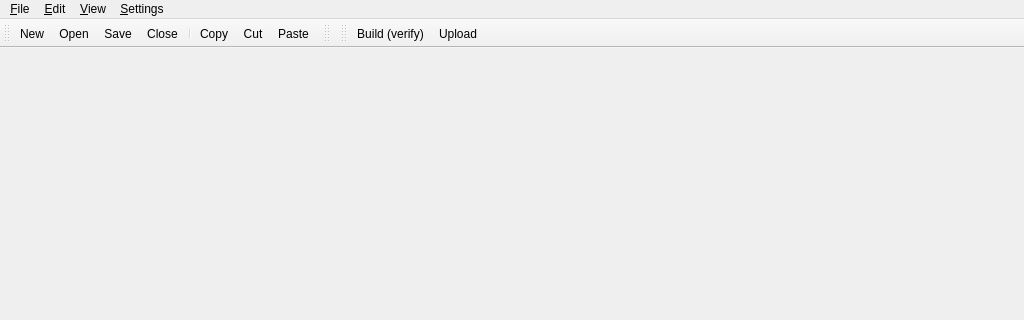
Before: the Qt Designer form gui/MainWindow.ui in mupuf/arduide, drawn with Qt 5; both pictures show x 0 to 1024 and y 0 to 320 of the 1024 by 768 pixel window.
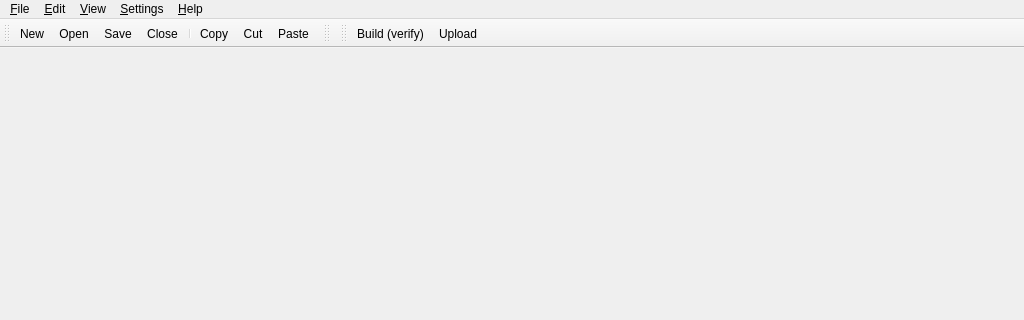
After: the same form once the commit is applied. Icons and pictures are not drawn. Custom widgets are drawn as their Qt base class.

Commit message: about dialog

What changed in the file:
```diff
--- a/gui/MainWindow.ui
+++ b/gui/MainWindow.ui
@@ -54,10 +54,18 @@
     </property>
     <addaction name="action_Configure_the_IDE"/>
    </widget>
+   <widget class="QMenu" name="menu_Help">
+    <property name="title">
+     <string>&amp;Help</string>
+    </property>
+    <addaction name="actionAbout"/>
+    <addaction name="actionAbout_Qt"/>
+   </widget>
    <addaction name="menu_File"/>
    <addaction name="menu_Edit"/>
    <addaction name="menu_View"/>
    <addaction name="menu_Settings"/>
+   <addaction name="menu_Help"/>
   </widget>
   <widget class="QToolBar" name="toolBar">
    <property name="windowTitle">
```
Left out of the diff: 10 changed lines with no effect on the pictures. The commit also changes 5 other files.
